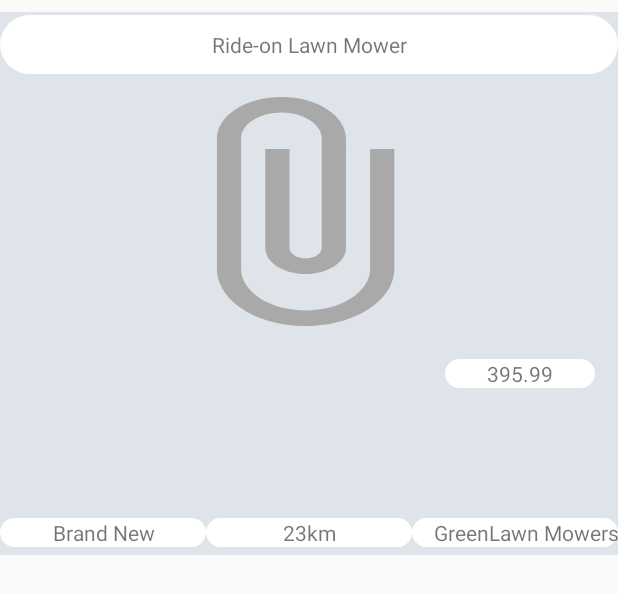
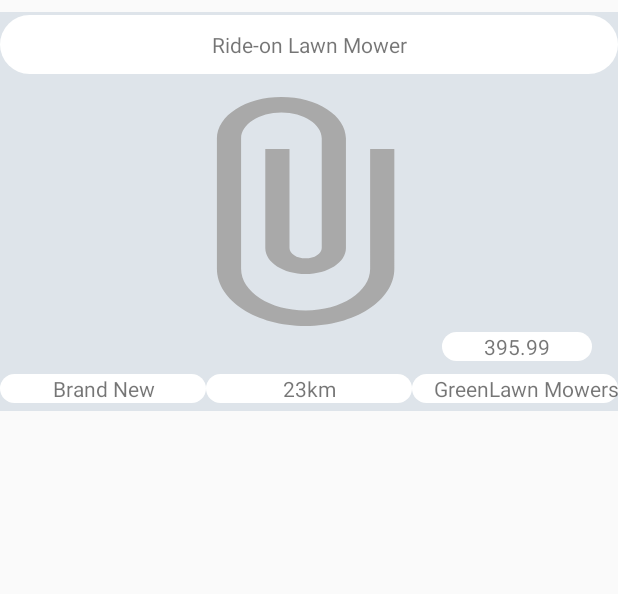
Before and after one commit to Rob-Jay/Mobile-dev, an Android app: the layout advertisement_item.xml on its own in the app's theme, with its tools: preview values and no code run, on a phone screen of 412 x 824 dp. Shown: the top 594 px of the screen. Run offline under Robolectric (Android 15) with nearby library versions, the phone set to English and light mode, and no system bars.

Commit message:
Minor layout changes to advertisement item to fix an error

```diff
--- a/app/src/main/res/layout/advertisement_item.xml
+++ b/app/src/main/res/layout/advertisement_item.xml
@@ -18,7 +18,7 @@
         android:id="@+id/advertisementTitle"
         android:layout_width="match_parent"
         android:layout_height="wrap_content"
-        android:layo="@id/advertisementImage"
+        android:layout_alignTop="@id/advertisementImage"
         android:layout_marginTop="2dp"
         android:background="@drawable/round_text"
         android:padding="10dp"
@@ -27,19 +27,22 @@
 
     <TextView
         android:id="@+id/advertisementPrice"
-        android:background="@drawable/round_text"
         android:layout_width="100dp"
         android:layout_height="wrap_content"
         android:layout_alignBottom="@id/advertisementImage"
         android:layout_alignParentEnd="true"
-        android:layout_margin="15dp"
+        android:layout_marginStart="15dp"
+        android:layout_marginTop="15dp"
+        android:layout_marginEnd="17dp"
+        android:layout_marginBottom="33dp"
+        android:background="@drawable/round_text"
         android:text="@string/ai_price"
         android:textAlignment="center" />
 
     <GridLayout
         android:layout_width="match_parent"
         android:layout_height="wrap_content"
-        android:layout_below="@id/advertisementImage"
+        android:layout_alignBottom="@id/advertisementImage"
         android:layout_marginTop="71dp"
         android:layout_marginBottom="5dp"
         android:columnCount="3"
```
